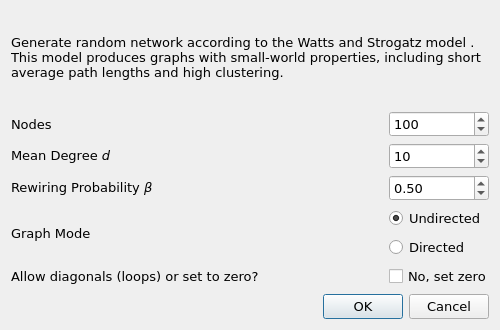
First picture: the form in src/forms/randsmallworlddialog.ui, repository socnetv/app, before the edit.
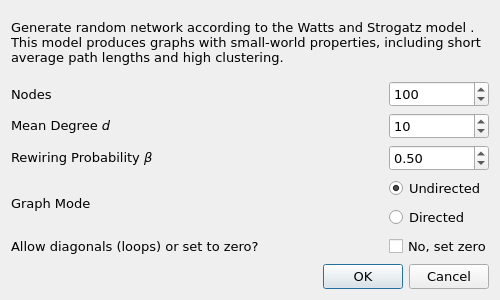
Second picture: the form after the edit.

Commit message: minor styling in reports

Patch:
```diff
--- a/src/forms/randsmallworlddialog.ui
+++ b/src/forms/randsmallworlddialog.ui
@@ -7,7 +7,7 @@
     <x>0</x>
     <y>0</y>
     <width>500</width>
-    <height>330</height>
+    <height>300</height>
    </rect>
   </property>
   <property name="sizePolicy">
@@ -19,7 +19,7 @@
   <property name="minimumSize">
    <size>
     <width>500</width>
-    <height>330</height>
+    <height>300</height>
    </size>
   </property>
   <property name="maximumSize">
```
The commit also changes 1 other file.
